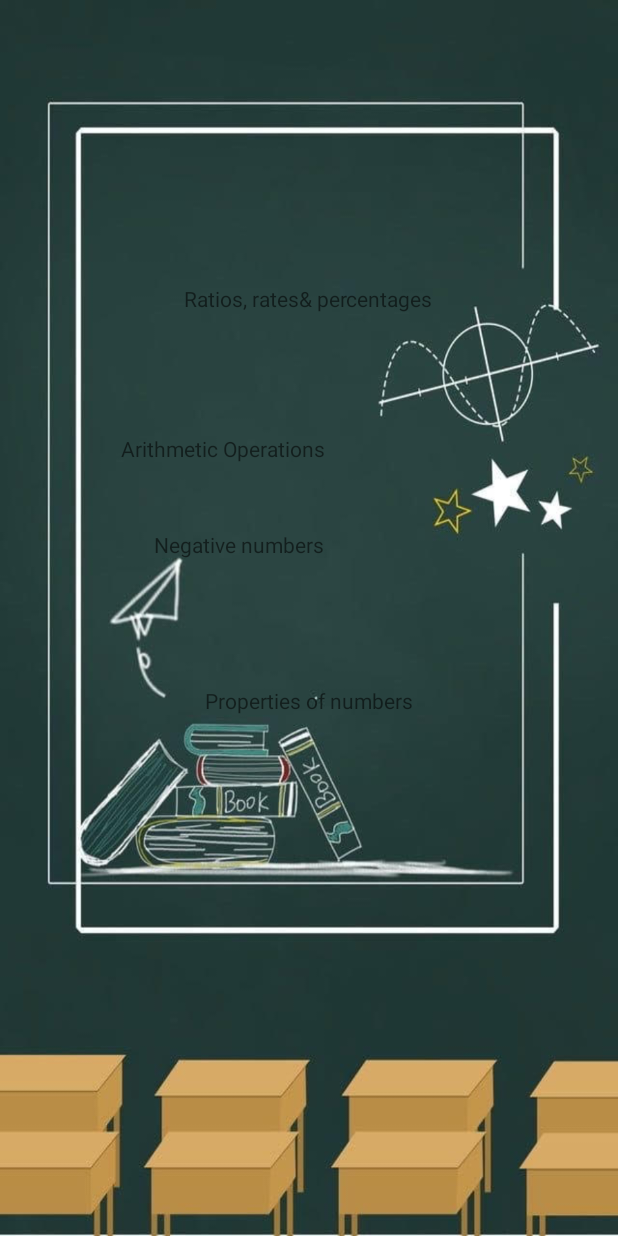
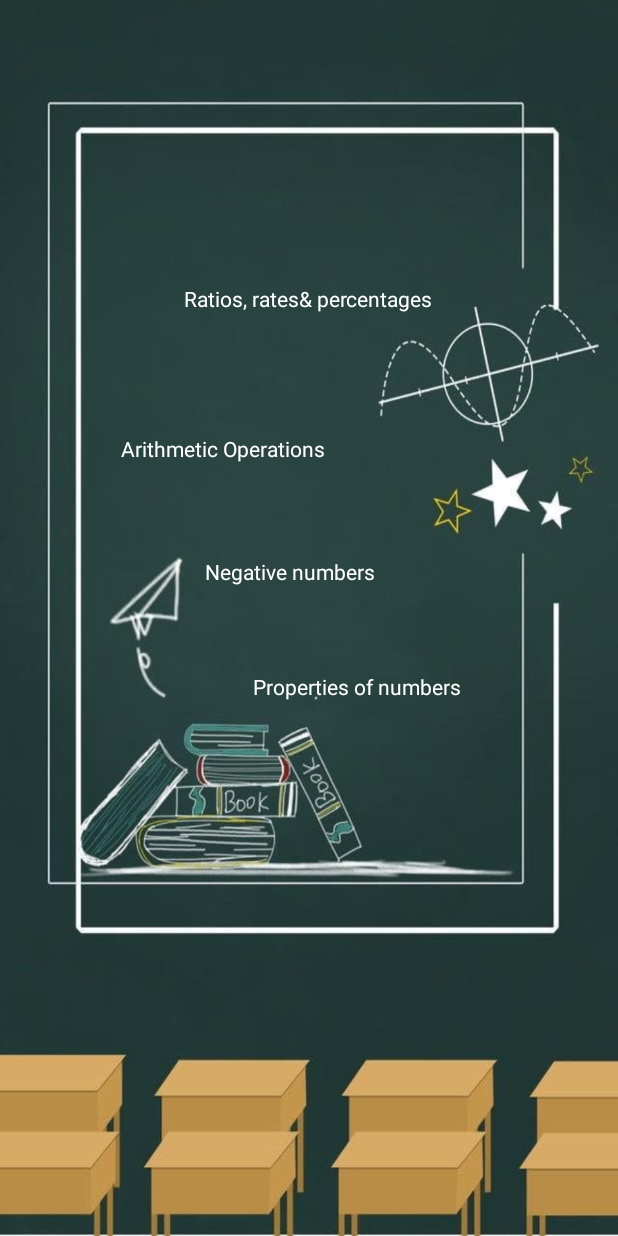
Before and after one commit to zanylass/MobileAppDevelopmentProject-, an Android app: the MathContentActivity screen opened directly, with no data from a screen before it, on a phone screen of 412 x 824 dp. Run offline under Robolectric (Android 15) with nearby library versions, the phone set to English and light mode, and no system bars.

Commit message:
Update activity_math_content.xml

```diff
--- a/SemesterProject/app/src/main/res/layout/activity_math_content.xml
+++ b/SemesterProject/app/src/main/res/layout/activity_math_content.xml
@@ -12,6 +12,7 @@
         android:layout_width="250dp"
         android:layout_height="31dp"
         android:text="Arithmetic Operations"
+        android:textColor="@android:color/white"
         app:layout_constraintBottom_toBottomOf="parent"
         app:layout_constraintEnd_toEndOf="parent"
         app:layout_constraintHorizontal_bias="0.498"
@@ -24,29 +25,33 @@
         android:layout_width="205dp"
         android:layout_height="32dp"
         android:text="Negative numbers"
+        android:textColor="@android:color/white"
         app:layout_constraintBottom_toBottomOf="parent"
         app:layout_constraintEnd_toEndOf="parent"
-        app:layout_constraintHorizontal_bias="0.498"
+        app:layout_constraintHorizontal_bias="0.66"
         app:layout_constraintStart_toStartOf="parent"
         app:layout_constraintTop_toTopOf="parent"
-        app:layout_constraintVertical_bias="0.446" />
+        app:layout_constraintVertical_bias="0.469" />
 
     <TextView
         android:id="@+id/textViewPropNum"
         android:layout_width="wrap_content"
         android:layout_height="wrap_content"
         android:text="Properties of numbers"
+        android:textColor="@android:color/white"
         app:layout_constraintBottom_toBottomOf="parent"
         app:layout_constraintEnd_toEndOf="parent"
+        app:layout_constraintHorizontal_bias="0.618"
         app:layout_constraintStart_toStartOf="parent"
         app:layout_constraintTop_toTopOf="parent"
-        app:layout_constraintVertical_bias="0.568" />
+        app:layout_constraintVertical_bias="0.557" />
 
     <TextView
         android:id="@+id/textViewRatios"
         android:layout_width="wrap_content"
         android:layout_height="wrap_content"
         android:text="Ratios, rates&amp; percentages"
+        android:textColor="@android:color/white"
         app:layout_constraintBottom_toBottomOf="parent"
         app:layout_constraintEnd_toEndOf="parent"
         app:layout_constraintHorizontal_bias="0.498"
```
